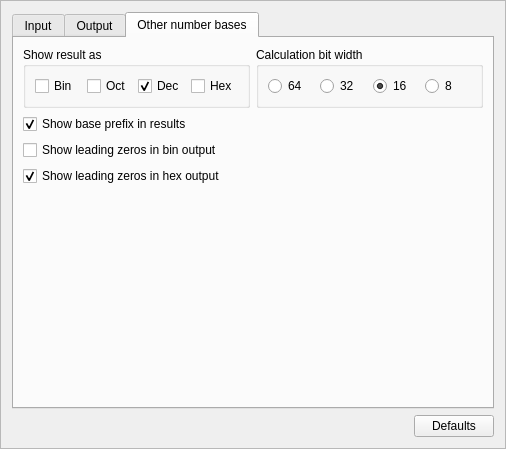
Qt form ui/OptionsWidget.ui (jgeudens/MathyResurrected) before a commit.
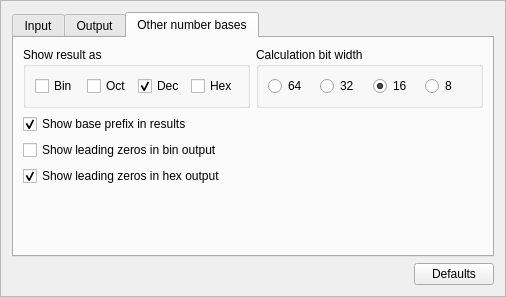
The same form after that commit.

Diff of the .ui file:
```diff
--- a/ui/OptionsWidget.ui
+++ b/ui/OptionsWidget.ui
@@ -8,7 +8,7 @@
     <x>0</x>
     <y>0</y>
     <width>455</width>
-    <height>449</height>
+    <height>280</height>
    </rect>
   </property>
   <property name="windowTitle">
```
